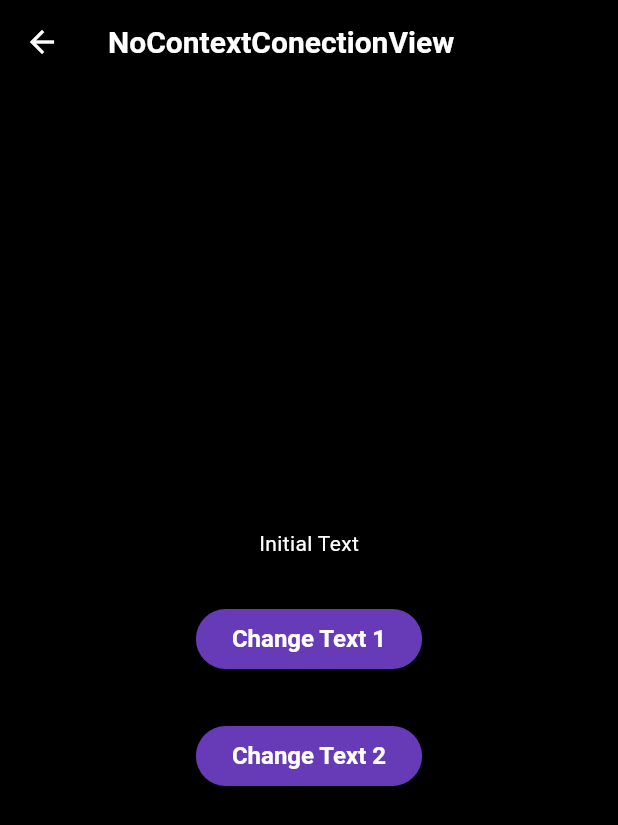
After one commit to GanTeFlutter/flutter_bloc_learn, a Flutter app: the screen it shows after launch, after a tap on "NoContextConectionView", on a phone screen of 412 x 824 dp. The commit adds this screen. Shown: the top 825 px of the screen. Run offline on Flutter 3.47's test engine with Material 3 defaults, Android fonts, the phone set to English and light mode, and no system bars; our stand-ins replace equatable, flutter_bloc, go_router.

Commit message:
noContextBlocUsing

```diff
--- a/analysis_options.yaml
+++ b/analysis_options.yaml
@@ -1 +1,4 @@
 include: package:flutter_lints/flutter.yaml
+analyzer:
+  errors:
+    avoid_print: ignore
--- /dev/null
+++ b/lib/feature/202/cubit/no_context_connection_cubit.dart
@@ -0,0 +1,14 @@
+import 'package:equatable/equatable.dart';
+import 'package:flutter_bloc/flutter_bloc.dart';
+import 'package:meta/meta.dart';
+
+part 'no_context_connection_state.dart';
+
+class NoContextConnectionCubit extends Cubit<NoContextConnectionState> {
+  NoContextConnectionCubit({String initialText = 'Initial Text'})
+    : super(NoContextConnectionInitial(text: initialText));
+
+  void changeText(String newText) {
+    emit(NoContextConnectionSuccess(newText));
+  }
+}
--- /dev/null
+++ b/lib/feature/202/cubit/no_context_connection_state.dart
@@ -0,0 +1,22 @@
+part of 'no_context_connection_cubit.dart';
+
+@immutable
+sealed class NoContextConnectionState extends Equatable {}
+
+final class NoContextConnectionInitial extends NoContextConnectionState {
+  final String text;
+
+  NoContextConnectionInitial({this.text = 'initial'});
+
+  @override
+  List<Object?> get props => [text];
+}
+
+final class NoContextConnectionSuccess extends NoContextConnectionState {
+  final String text;
+
+  NoContextConnectionSuccess(this.text);
+
+  @override
+  List<Object?> get props => [text];
+}
--- /dev/null
+++ b/lib/feature/202/no_context_conection_view.dart
@@ -0,0 +1,64 @@
+import 'package:flutter/material.dart';
+import 'package:flutter_bloc/flutter_bloc.dart';
+import 'package:flutter_bloc_example/feature/202/cubit/no_context_connection_cubit.dart';
+
+class NoContextConectionView extends StatefulWidget {
+  const NoContextConectionView({super.key});
+
+  @override
+  State<NoContextConectionView> createState() => _NoContextConectionViewState();
+}
+
+class _NoContextConectionViewState extends State<NoContextConectionView> {
+  late final NoContextConnectionCubit noContextConnectionCubit;
+
+  @override
+  void initState() {
+    super.initState();
+    noContextConnectionCubit = NoContextConnectionCubit();
+  }
+
+  //elle olusturdugumuz icin kapatmamiz lazim
+  @override
+  void dispose() {
+    noContextConnectionCubit.close();
+    super.dispose();
+  }
+
+  @override
+  Widget build(BuildContext context) {
+    return Scaffold(
+      appBar: AppBar(title: const Text('NoContextConectionView')),
+      body: Center(
+        child: Column(
+          mainAxisAlignment: MainAxisAlignment.center,
+          spacing: 30,
+          children: [
+            BlocBuilder<NoContextConnectionCubit, NoContextConnectionState>(
+              bloc: noContextConnectionCubit,
+              builder: (context, state) {
+                if (state is NoContextConnectionInitial) {
+                  return Text(state.text);
+                }
+                if (state is NoContextConnectionSuccess) {
+                  return Text(state.text);
+                } else {
+                  return Text('state.toString()');
+                }
+              },
+            ),
+            ElevatedButton(
+              onPressed: () => noContextConnectionCubit.changeText('New Text'),
+              child: const Text('Change Text 1'),
+            ),
+            ElevatedButton(
+              onPressed: () =>
+                  noContextConnectionCubit.changeText('Another Text'),
+              child: const Text('Change Text 2'),
+            ),
+          ],
+        ),
+      ),
+    );
+  }
+}
--- a/lib/main.dart
+++ b/lib/main.dart
@@ -1,4 +1,5 @@
 import 'package:flutter/material.dart';
+import 'package:flutter_bloc_example/feature/202/no_context_conection_view.dart';
 import 'package:flutter_bloc_example/product/init/app_initialize.dart';
 import 'package:flutter_bloc_example/product/init/state_initialize.dart';
 import 'package:flutter_bloc_example/product/navigation/app_gorouter.dart';
@@ -24,7 +25,6 @@ class _MyApp extends StatelessWidget {
   }
 }
 
-
 class BaseNavigatonScreen extends StatelessWidget {
   const BaseNavigatonScreen({super.key});
 
@@ -40,9 +40,18 @@ class BaseNavigatonScreen extends StatelessWidget {
               onPressed: () => context.goNamed('StreamBaseView'),
               child: const Text('StreamBaseView'),
             ),
-            ElevatedButton(onPressed: () {}, child: const Text('Go to 202')),
+            ElevatedButton(
+              onPressed: () {
+                Navigator.push(
+                  context,
+                  MaterialPageRoute(
+                    builder: (context) => NoContextConectionView(),
+                  ),
+                );
+              },
+              child: const Text('NoContextConectionView'),
+            ),
           ],
-
         ),
       ),
     );
--- a/pubspec.yaml
+++ b/pubspec.yaml
@@ -21,6 +21,7 @@ dependencies:
   #navigation
   go_router: ^16.2.4
   meta: ^1.16.0
+  equatable: ^2.0.7
 
 
 dev_dependencies:
```
Also changed, not shown: lib/feature/101/blocs.txt (added, +53 -0 lines), lib/feature/101/home/hydrated_bloc_learn_view.dart (deleted, +0 -35 lines), lib/feature/202/s_aciklama.txt (added, +7 -0 lines), lib/feature/streamsLearn/-1/stream_learn1.dart (added, +21 -0 lines), lib/product/init/bloc_repo_init.dart (added, +31 -0 lines), lib/feature/101/home/bloc_widgets.dart (added), lib/feature/streamsLearn/-1/stream_learn.dart (deleted), pubspec.lock.
